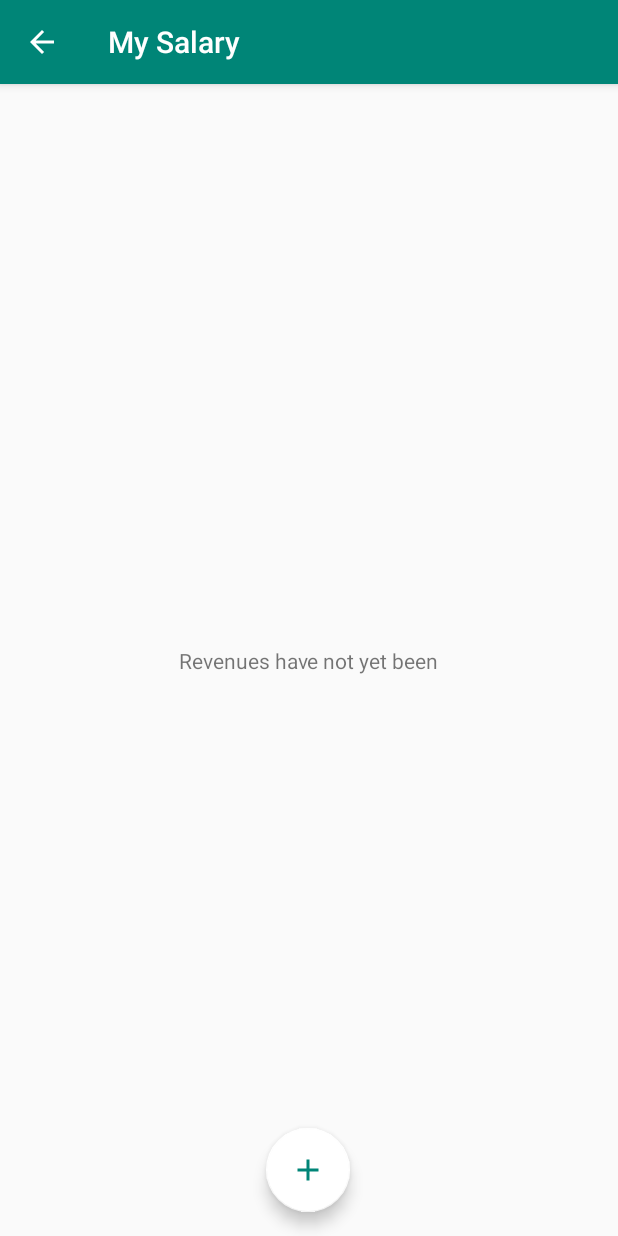
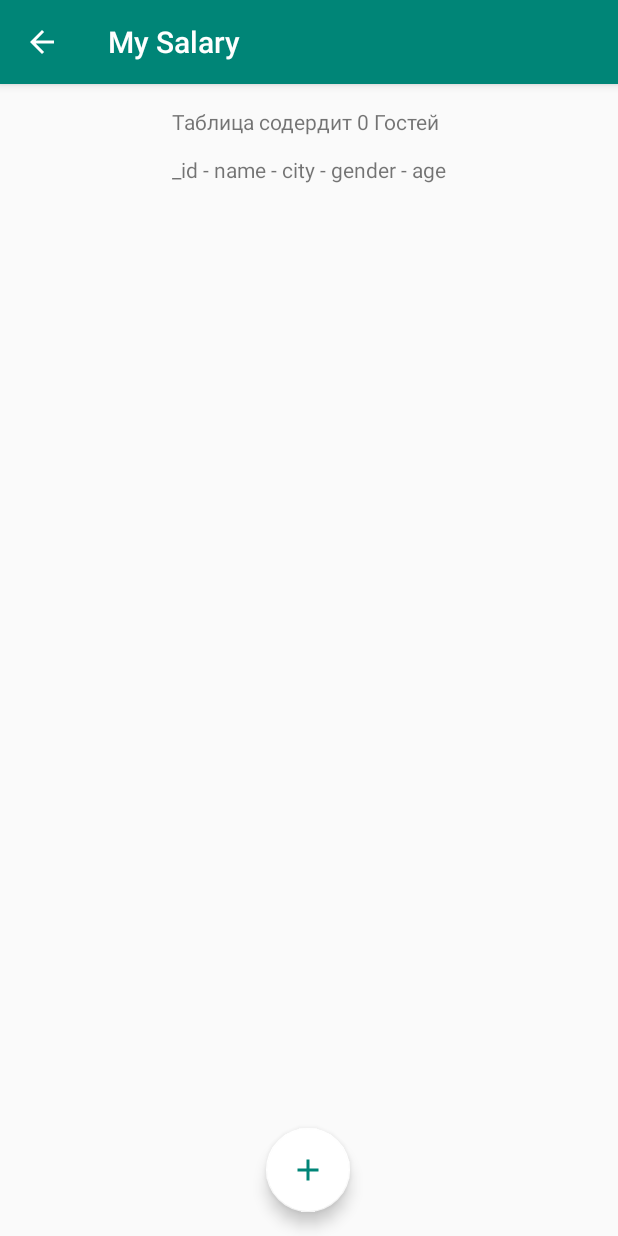
Before and after one commit to Revaewer/Trafficlights, an Android app: the ReceivingActivity screen opened directly, with no data from a screen before it, on a phone screen of 412 x 824 dp. Run offline under Robolectric (Android 15) with nearby library versions, the phone set to English and light mode, and no system bars.

Commit message:
Changes to the Annex

```diff
--- a/app/src/main/java/ru/tmweb/revaewer/trafficlights/ReceivingActivity.java
+++ b/app/src/main/java/ru/tmweb/revaewer/trafficlights/ReceivingActivity.java
@@ -10,6 +10,7 @@ import android.support.design.widget.FloatingActionButton;
 import android.support.v7.app.ActionBar;
 import android.support.v7.app.AppCompatActivity;
 import android.view.View;
+import android.widget.TextView;
 
 import ru.tmweb.revaewer.trafficlights.data.TrafficContract.GuestEntry;
 import ru.tmweb.revaewer.trafficlights.data.TrafficDbHelper;
@@ -82,7 +83,46 @@ public class ReceivingActivity extends AppCompatActivity {
                 null            // Порядок сортировки
         );
 
+        TextView displayTextView = findViewById (R.id.textViewRecevityInfo);
 
+
+        try{
+            displayTextView.setText ("Таблица содердит " + cursor.getCount () + " Гостей\n\n");
+            displayTextView.append (GuestEntry._ID + " - " +
+                    GuestEntry.COLUMN_NAME + " - " +
+                    GuestEntry.COLUMN_CITY + " - " +
+                    GuestEntry.COLUMN_GENDER + " - " +
+                    GuestEntry.COLUMN_AGE + "\n"
+            );
+
+            // Индексы столбцов
+            int idColumnIndex = cursor.getColumnIndex (GuestEntry._ID);
+            int nameColumnIndex = cursor.getColumnIndex (GuestEntry.COLUMN_NAME);
+            int cityColumnIndex = cursor.getColumnIndex (GuestEntry.COLUMN_CITY);
+            int genderColumnIndex = cursor.getColumnIndex (GuestEntry.COLUMN_GENDER);
+            int ageColumnIndex = cursor.getColumnIndex (GuestEntry.COLUMN_AGE);
+
+            // Проход по всем рядам
+            while (cursor.moveToNext ()) {
+                // Использование индекса для получения строки или числа
+                int currentID = cursor.getInt (idColumnIndex);
+                String currentName = cursor.getString (nameColumnIndex);
+                String currentCity = cursor.getString (cityColumnIndex);
+                int currentGender = cursor.getInt (genderColumnIndex);
+                int currentAge = cursor.getInt (ageColumnIndex);
+
+                // вывод на экран
+                displayTextView.append ("\n" + currentID + " - " +
+                        currentName + " - " +
+                        currentCity + " - " +
+                        currentGender + " - " +
+                        currentAge);
+            }
+
+        } finally {
+            // Закрытие курсора после чтения
+            cursor.close ();
+        }
     }
 
     // ActionBar BackButton onBackPressed
--- a/app/src/main/res/layout/activity_receiving.xml
+++ b/app/src/main/res/layout/activity_receiving.xml
@@ -28,13 +28,13 @@
         android:layout_width="wrap_content"
         android:layout_height="wrap_content"
         android:layout_marginStart="8dp"
-        android:layout_marginTop="8dp"
         android:layout_marginEnd="8dp"
         android:layout_marginBottom="8dp"
         android:text="@string/text_recevity_info"
-        app:layout_constraintBottom_toBottomOf="parent"
+        app:layout_constraintBottom_toTopOf="@+id/fab"
         app:layout_constraintEnd_toEndOf="parent"
         app:layout_constraintStart_toStartOf="parent"
-        app:layout_constraintTop_toTopOf="parent" />
+        app:layout_constraintTop_toTopOf="parent"
+        app:layout_constraintVertical_bias="0.025" />
 
 </android.support.constraint.ConstraintLayout>
--- a/app/src/main/res/layout/activity_second.xml
+++ b/app/src/main/res/layout/activity_second.xml
@@ -53,7 +53,8 @@
             android:id="@+id/editTextDesc"
             android:layout_width="match_parent"
             android:layout_height="wrap_content"
-            android:hint="@string/plain_text_description" />
+            android:hint="@string/plain_text_description"
+            android:inputType="number" />
     </android.support.design.widget.TextInputLayout>
 
     <Spinner
```
